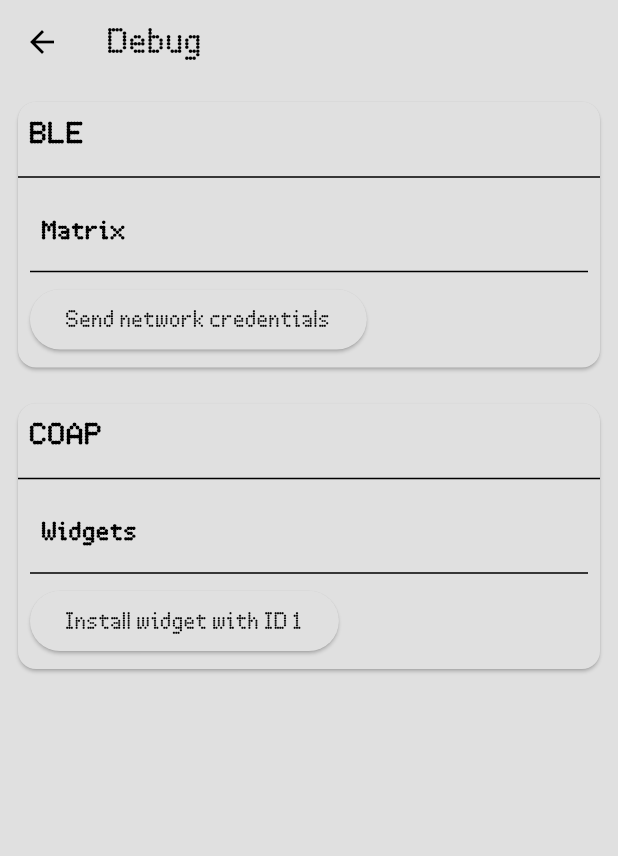
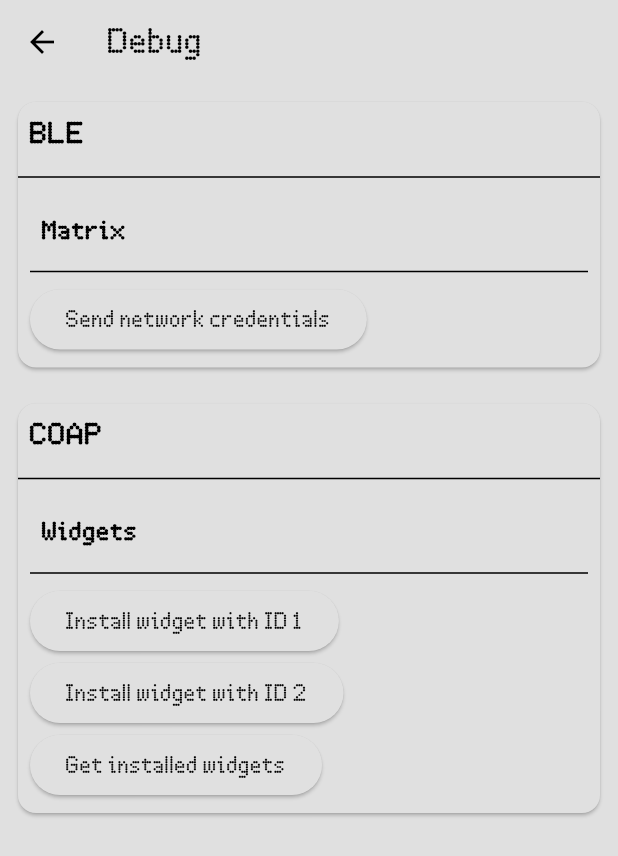
Before and after one commit to mosaico-matrix/mosaico-client, a Flutter app: the DebugPage screen opened by its route, after a tap on "Install widget with ID 1", on a phone screen of 412 x 824 dp. Shown: the top 856 px of the screen. Run offline on Flutter 3.47's test engine with Material 3 defaults, Android fonts, the light colour scheme and no system bars; our stand-ins replace flutter_animate, flutter_blue_plus, flutter_slidable, fluttertoast, logger, lottie and 1 more; missing offline and left inert: coap; accounts and stored records are empty.

Commit message:
Install widget coap service

```diff
--- /dev/null
+++ b/lib/models/widget.dart
@@ -0,0 +1,30 @@
+import 'package:mosaico/models/serializable.dart';
+
+class Widget implements Serializable {
+  final int id;
+  final String name;
+  final String author;
+
+  Widget({
+    required this.id,
+    required this.name,
+    required this.author,
+  });
+
+  factory Widget.fromJson(Map<String, dynamic> json) {
+    return Widget(
+      id: json['id'],
+      name: json['name'],
+      author: json['author'],
+    );
+  }
+
+  @override
+  Map<String, dynamic> toJson() {
+    return {
+      'id': id,
+      'name': name,
+      'author': author,
+    };
+  }
+}
--- a/lib/networking/coap/base_service.dart
+++ b/lib/networking/coap/base_service.dart
@@ -1,44 +1,41 @@
 import 'dart:async';
 import 'dart:convert';
-import 'dart:math';
 import 'package:coap/coap.dart';
 import 'package:flutter/material.dart';
 
+import '../../widgets/dialogs/toaster.dart';
 
 // Base CoAP client class
 class BaseService {
-
   static final _client = CoapClient(
-      Uri(
-          scheme: 'coap',
-          host: '192.168.1.250',
-          port: 5683
-      ),
+    Uri(
+      scheme: 'coap',
+      host: '192.168.1.250',
+      port: 5683,
+    ),
   );
 
+  static Future<Map<String, dynamic>> _processResponse(CoapResponse response) async {
+    final decodedResponse = json.decode(response.payloadString);
+    final message = decodedResponse['message'];
+    if (message != null) {
+      response.isSuccess ? Toaster.success(message) : Toaster.error(message);
+    }
+    return decodedResponse;
+  }
 
   static Future<Map<String, dynamic>> get(String path) async {
     final response = await _client.get(Uri(path: path));
-    return _deserializeResponse(response);
+    return _processResponse(response);
   }
 
   static Future<Map<String, dynamic>> post(String path, String payload, [List<Option<Object>>? options]) async {
     final response = await _client.post(Uri(path: path), payload: payload, options: options);
-    return _deserializeResponse(response);
+    return _processResponse(response);
   }
 
   static Future<Map<String, dynamic>> put(String path, String payload, [List<Option<Object>>? options]) async {
     final response = await _client.put(Uri(path: path), payload: payload, options: options);
-    return _deserializeResponse(response);
-  }
-
-
-  static Map<String, dynamic> _deserializeResponse(CoapResponse response) {
-    try {
-      return jsonDecode(response.payloadString);
-    } catch (e) {
-      print('Failed to deserialize response: $e');
-      return {};
-    }
+    return _processResponse(response);
   }
 }
--- a/lib/networking/coap/widget_service.dart
+++ b/lib/networking/coap/widget_service.dart
@@ -1,12 +1,16 @@
+import 'dart:convert';
+import 'package:mosaico/networking/coap/base_service.dart';
+import '../../models/widget.dart';
 
-import 'package:mosaico/networking/coap/base_service.dart';
-
-class WidgetService
-{
-  static Future installWidget(int id) async {
-    return BaseService.post('/installed_widgets', '{"id": $id}');
+class WidgetService {
+  static Future<void> installWidget(int id) async {
+    final response = await BaseService.post('/installed_widgets', '{"id": $id}');
+    // No need to display the message here
   }
 
-
-
+  static Future<List<Widget>> getInstalledWidgets() async {
+    final response = await BaseService.get('/installed_widgets');
+    final List<dynamic> jsonData = response['data'];
+    return jsonData.map((e) => Widget.fromJson(e)).toList();
+  }
 }
--- a/lib/networking/rest/base_service.dart
+++ b/lib/networking/rest/base_service.dart
@@ -6,7 +6,7 @@ import 'package:shared_preferences/shared_preferences.dart';
 import 'package:logger/logger.dart';
 
 import '../../configuration/settings.dart';
-import '../../models/rest/serializable.dart';
+import '../../models/serializable.dart';
 
 class BaseService {
   // Logger
--- a/lib/networking/rest/user_service.dart
+++ b/lib/networking/rest/user_service.dart
@@ -1,4 +1,4 @@
-import '../../models/rest/user.dart';
+import '../../models/user.dart';
 import 'base_service.dart';
 
 class UserService extends BaseService
--- a/lib/pages/debug.dart
+++ b/lib/pages/debug.dart
@@ -1,9 +1,10 @@
 import 'package:flutter/material.dart';
 import 'package:mosaico/networking/ble/matrix_service.dart';
 import 'package:mosaico/networking/coap/widget_service.dart';
+import 'package:mosaico/widgets/dialogs/toaster.dart';
 
 void dumpData(data) {
-  print(data);
+  Toaster.success(data.toString());
 }
 
 class DebugPage extends StatelessWidget {
@@ -62,10 +63,26 @@ class CoapSection extends StatelessWidget {
       children: <Widget>[
         DebugSubSection(title: "Widgets", children: [
           ElevatedButton(
-            onPressed: () {
-              WidgetService.installWidget(1);
+            onPressed: () async {
+              await WidgetService.installWidget(1);
             },
             child: const Text('Install widget with ID 1'),
+          ),
+          ElevatedButton(
+            onPressed: () async {
+              await WidgetService.installWidget(2);
+            },
+            child: const Text('Install widget with ID 2'),
+          ),
+
+          ElevatedButton(
+            onPressed: () async {
+              var widgets = await WidgetService.getInstalledWidgets();
+              // Create string representation of widgets
+              var widgetString = widgets.map((e) => e.name).join('\n');
+              dumpData(widgetString);
+            },
+            child: const Text('Get installed widgets'),
           ),
 
         ])
```
Also changed, not shown: lib/models/serializable.dart (renamed from lib/models/rest/serializable.dart), lib/models/user.dart (renamed from lib/models/rest/user.dart).
